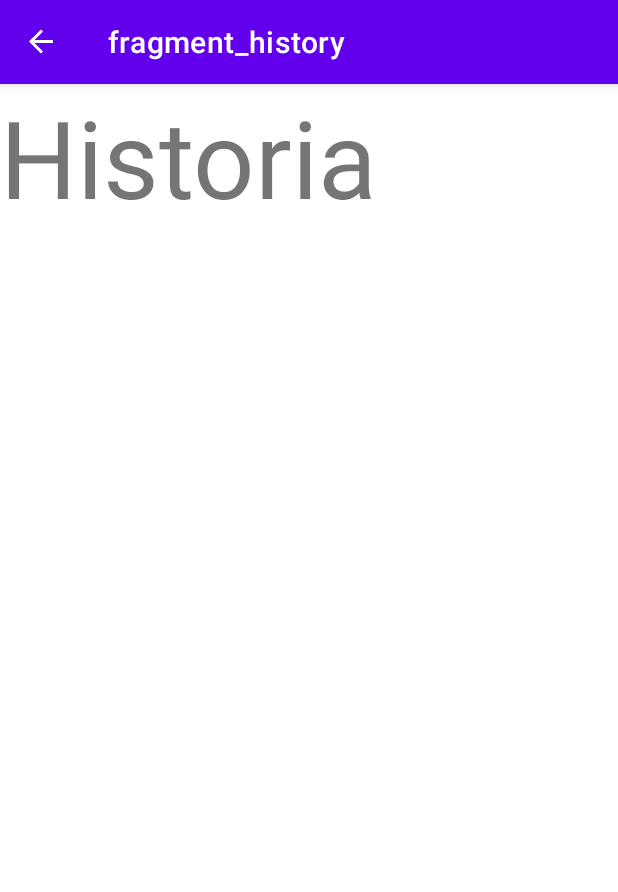
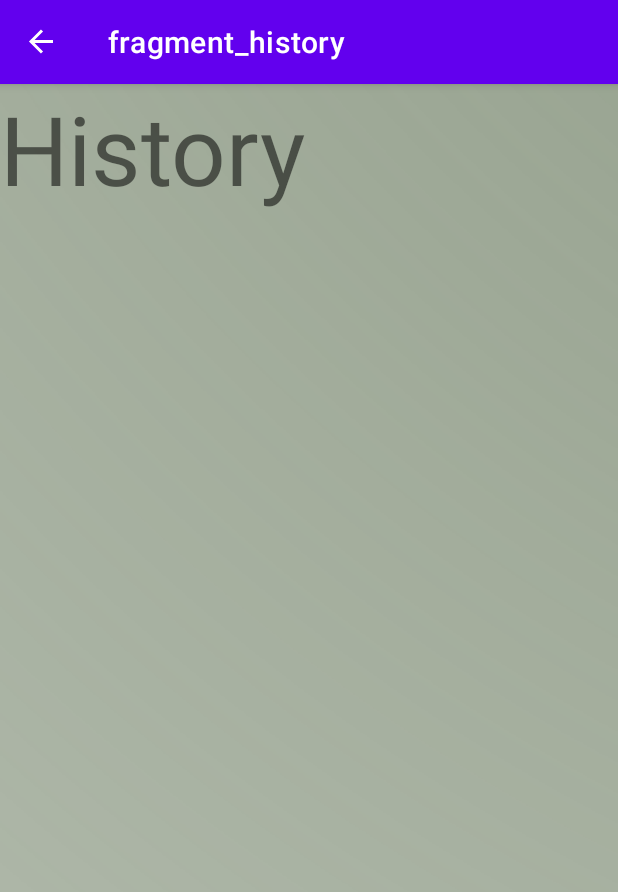
Before and after one commit to martinUhrina/Fake_call, an Android app: the history screen opened through its navigation route, on a phone screen of 412 x 824 dp. Shown: the top 892 px of the screen. Run offline under Robolectric (Android 15) with nearby library versions, the light colour scheme and no system bars; our stand-ins replace data binding, navigation-ui; Roboto replaces fonts that are not available here.

Commit message:
pridanie activy na recycle view

```diff
--- a/app/build.gradle
+++ b/app/build.gradle
@@ -1,6 +1,7 @@
 plugins {
     id 'com.android.application'
     id 'kotlin-android'
+
 }
 
 apply plugin: 'com.android.application'
--- a/app/src/main/java/com/example/fake_call/CallAdapter.kt
+++ b/app/src/main/java/com/example/fake_call/CallAdapter.kt
@@ -6,9 +6,9 @@ import androidx.recyclerview.widget.RecyclerView
 
 class CallAdapter(val callList:List<CallData>) : RecyclerView.Adapter<CallViewHolder>() {
 
-
     override fun onCreateViewHolder(parent: ViewGroup, viewType: Int): CallViewHolder {
        var view =  LayoutInflater.from(parent.context).inflate(R.layout.call_row_recycle_view, parent,false)
+
 
         return CallViewHolder(view)
     }
--- a/app/src/main/java/com/example/fake_call/TimerFragment.kt
+++ b/app/src/main/java/com/example/fake_call/TimerFragment.kt
@@ -10,7 +10,6 @@ import android.os.*
 import android.view.LayoutInflater
 import android.view.View
 import android.view.ViewGroup
-import androidx.annotation.NonNull
 import androidx.core.app.ActivityCompat
 import androidx.databinding.DataBindingUtil
 import androidx.fragment.app.Fragment
@@ -19,7 +18,6 @@ import com.example.fake_call.database.CallDatabase
 import com.example.fake_call.databinding.FragmentTimerBinding
 import kotlinx.coroutines.GlobalScope
 import kotlinx.coroutines.launch
-import java.lang.NullPointerException
 
 
 private val Any.placeCall: Unit
--- a/app/src/main/java/com/example/fake_call/WelcomeFragment.kt
+++ b/app/src/main/java/com/example/fake_call/WelcomeFragment.kt
@@ -42,7 +42,7 @@ class WelcomeFragment : Fragment() {
         setHasOptionsMenu(true)
         binding.btnNext.setOnClickListener {view:View ->
             if(binding.EditTextName.text.toString() == "" || binding.editTextNumber.text.toString() == "") {
-                Toast.makeText(context, "Prosim, zadajte vsetky parametre", Toast.LENGTH_SHORT).show()
+                Toast.makeText(context, "Please, insert all data", Toast.LENGTH_SHORT).show()
             }
             else
             {
--- a/app/src/main/java/com/example/fake_call/database/CallDatabase.kt
+++ b/app/src/main/java/com/example/fake_call/database/CallDatabase.kt
@@ -17,7 +17,7 @@ abstract class CallDatabase:RoomDatabase() {
     companion object{
         private var DATABASE: CallDatabase? = null
 
-        fun getDatabase(context:Context): CallDatabase{
+        fun getDatabase(context: Context): CallDatabase{
             return DATABASE ?: synchronized(this){
                 val database = Room.databaseBuilder(
                         context.applicationContext,
--- a/app/src/main/java/com/example/fake_call/history.kt
+++ b/app/src/main/java/com/example/fake_call/history.kt
@@ -1,60 +1,47 @@
 package com.example.fake_call
 
+import android.content.Intent
 import android.os.Bundle
 import androidx.fragment.app.Fragment
 import android.view.LayoutInflater
 import android.view.View
 import android.view.ViewGroup
+import androidx.core.app.ShareCompat
 import androidx.recyclerview.widget.LinearLayoutManager
 import com.example.fake_call.database.CallDatabase
 import kotlinx.android.synthetic.main.fragment_history.*
 import kotlinx.coroutines.GlobalScope
 import kotlinx.coroutines.launch
+import java.util.zip.Inflater
 
-// TODO: Rename parameter arguments, choose names that match
-// the fragment initialization parameters, e.g. ARG_ITEM_NUMBER
+
 private const val ARG_PARAM1 = "param1"
 private const val ARG_PARAM2 = "param2"
 
-/**
- * A simple [Fragment] subclass.
- * Use the [history.newInstance] factory method to
- * create an instance of this fragment.
- */
 class history : Fragment() {
-    // TODO: Rename and change types of parameters
+
+
     private var param1: String? = null
     private var param2: String? = null
 
     override fun onCreate(savedInstanceState: Bundle?) {
         super.onCreate(savedInstanceState)
+
         arguments?.let {
             param1 = it.getString(ARG_PARAM1)
             param2 = it.getString(ARG_PARAM2)
         }
+        val StartHistory = Intent(context, ShowHistory::class.java)
 
-
-        callList?.layoutManager = LinearLayoutManager(context)
-     /*   val dao = context?.let { CallDatabase.getDatabase(it).dao() }
-        callList.adapter = dao?.let { CallAdapter(it.selectAllData()) }*/
-        getFromDatabase()
-
-
+        startActivity(StartHistory)
 
 
     }
 
-    private fun getFromDatabase() {
-        GlobalScope.launch {
-            val dao = context?.let { CallDatabase.getDatabase(it).dao() }
-            callList?.adapter = dao?.let { CallAdapter(it.selectAllData()) }
-        }
-    }
+
 
     override fun onCreateView(inflater: LayoutInflater, container: ViewGroup?,
                               savedInstanceState: Bundle?): View? {
-        /*callList?.layoutManager = LinearLayoutManager(context)
-        getFromDatabase()*/
 
 
         return inflater.inflate(R.layout.fragment_history, container, false)
--- a/app/src/main/res/layout/call_row_recycle_view.xml
+++ b/app/src/main/res/layout/call_row_recycle_view.xml
@@ -5,7 +5,9 @@
     android:layout_width="match_parent"
     android:layout_height="wrap_content"
     android:background="#C3C1C1"
-    android:paddingBottom="15dp">
+    android:paddingBottom="15dp"
+    android:layout_marginTop="15dp">
+
 
     <ImageView
         android:id="@+id/imageViewInRecycle"
--- a/app/src/main/res/layout/fragment_history.xml
+++ b/app/src/main/res/layout/fragment_history.xml
@@ -1,22 +1,27 @@
 <?xml version="1.0" encoding="utf-8"?>
-<FrameLayout xmlns:android="http://schemas.android.com/apk/res/android"
+<androidx.constraintlayout.widget.ConstraintLayout xmlns:android="http://schemas.android.com/apk/res/android"
+    xmlns:app="http://schemas.android.com/apk/res-auto"
     xmlns:tools="http://schemas.android.com/tools"
+    android:id="@+id/frameLayout"
     android:layout_width="match_parent"
     android:layout_height="match_parent"
     tools:context=".history">
 
 
-    <TextView
+
+    <ImageView
+        android:id="@+id/imageView"
         android:layout_width="match_parent"
         android:layout_height="match_parent"
-        android:textSize="72dp"
-        android:text="Historia" />
+        android:scaleType="center"
+        android:src="@drawable/ic_pozadiefakecall2_1" />
+    <TextView
+        android:id="@+id/headText"
+        android:layout_width="wrap_content"
+        android:layout_height="wrap_content"
+        android:text="History"
+        android:textSize="64dp"
+        app:layout_constraintStart_toStartOf="parent"
+        app:layout_constraintTop_toTopOf="parent" />
 
-
-    <androidx.recyclerview.widget.RecyclerView
-        android:id="@+id/callList"
-        android:layout_width="match_parent"
-        android:layout_height="match_parent"
-        android:layout_marginTop="120dp" />
-
-</FrameLayout>
+</androidx.constraintlayout.widget.ConstraintLayout>
```
Also changed, not shown: app/src/main/AndroidManifest.xml (+25 -19 lines), app/src/main/java/com/example/fake_call/CallViewHolder.kt (+9 -7 lines), app/src/main/java/com/example/fake_call/ShowHistory.kt (added, +22 -0 lines), app/src/main/res/layout/activity_show_history.xml (added, +35 -0 lines).
